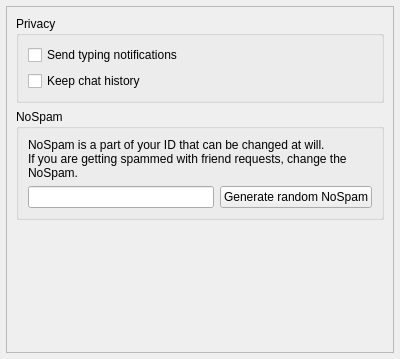
Before: the Qt Designer form src/widget/form/settings/privacysettings.ui in qTox/qTox, drawn with Qt 5.
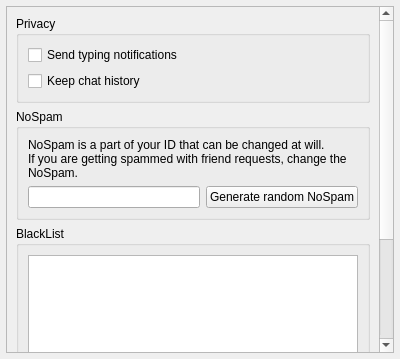
After: the same form once the commit is applied. Custom widgets are drawn as their Qt base class.

Commit message: feat(chatform, settings): add group chat local member black list

```diff
--- a/src/widget/form/settings/privacysettings.ui
+++ b/src/widget/form/settings/privacysettings.ui
@@ -36,8 +36,8 @@
        <rect>
         <x>0</x>
         <y>0</y>
-        <width>384</width>
-        <height>343</height>
+        <width>364</width>
+        <height>509</height>
        </rect>
       </property>
       <layout class="QVBoxLayout" name="verticalLayout_3">
@@ -117,6 +117,18 @@
          </layout>
         </widget>
        </item>
+       <item>
+        <widget class="QGroupBox" name="groupBox">
+         <property name="title">
+          <string>BlackList</string>
+         </property>
+         <layout class="QHBoxLayout" name="horizontalLayout_2">
+          <item>
+           <widget class="QTextEdit" name="blackListTextEdit"/>
+          </item>
+         </layout>
+        </widget>
+       </item>
        <item>
         <spacer name="verticalSpacer">
          <property name="orientation">
```
The commit also changes 5 other files.
